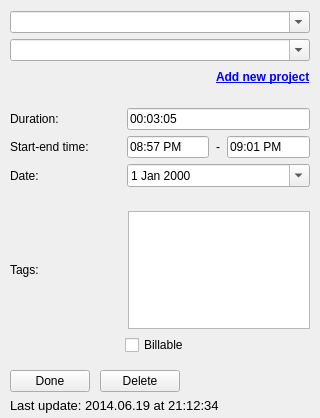
Qt form src/ui/linux/TogglDesktop/timeentryeditorwidget.ui (toggl-open-source/toggldesktop) before a commit.
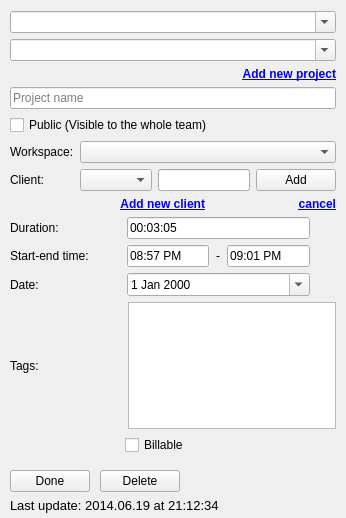
The same form after that commit.

Commit message: Allow to add clients, fixes #217 (linux)

```diff
--- a/src/ui/linux/TogglDesktop/timeentryeditorwidget.ui
+++ b/src/ui/linux/TogglDesktop/timeentryeditorwidget.ui
@@ -6,8 +6,8 @@
    <rect>
     <x>0</x>
     <y>0</y>
-    <width>320</width>
-    <height>418</height>
+    <width>346</width>
+    <height>518</height>
    </rect>
   </property>
   <property name="windowTitle">
@@ -73,19 +73,6 @@
       <property name="bottomMargin">
        <number>0</number>
       </property>
-      <item>
-       <spacer name="horizontalSpacer">
-        <property name="orientation">
-         <enum>Qt::Horizontal</enum>
-        </property>
-        <property name="sizeHint" stdset="0">
-         <size>
-          <width>218</width>
-          <height>20</height>
-         </size>
-        </property>
-       </spacer>
-      </item>
       <item>
        <widget class="QLabel" name="addNewProject">
         <property name="font">
@@ -101,6 +88,9 @@
         <property name="textFormat">
          <enum>Qt::RichText</enum>
         </property>
+        <property name="alignment">
+         <set>Qt::AlignRight|Qt::AlignTrailing|Qt::AlignVCenter</set>
+        </property>
         <property name="openExternalLinks">
          <bool>false</bool>
         </property>
@@ -113,71 +103,179 @@
     </widget>
    </item>
    <item>
-    <widget class="QWidget" name="newProject" native="true">
-     <property name="sizePolicy">
-      <sizepolicy hsizetype="Preferred" vsizetype="MinimumExpanding">
-       <horstretch>0</horstretch>
-       <verstretch>0</verstretch>
-      </sizepolicy>
-     </property>
-     <widget class="QLineEdit" name="newProjectName">
-      <property name="geometry">
-       <rect>
-        <x>10</x>
-        <y>10</y>
-        <width>261</width>
-        <height>27</height>
-       </rect>
+    <widget class="QFrame" name="newProject">
+     <layout class="QVBoxLayout" name="verticalLayout_2">
+      <property name="leftMargin">
+       <number>0</number>
       </property>
-      <property name="placeholderText">
-       <string>Project name</string>
+      <property name="topMargin">
+       <number>0</number>
       </property>
-     </widget>
-     <widget class="QCheckBox" name="publicProject">
-      <property name="geometry">
-       <rect>
-        <x>10</x>
-        <y>40</y>
-        <width>261</width>
-        <height>22</height>
-       </rect>
+      <property name="rightMargin">
+       <number>0</number>
       </property>
-      <property name="text">
-       <string>Public (Visible to the whole team)</string>
+      <property name="bottomMargin">
+       <number>0</number>
       </property>
-     </widget>
-     <widget class="QWidget" name="widget_2" native="true">
-      <property name="geometry">
-       <rect>
-        <x>10</x>
-        <y>70</y>
-        <width>188</width>
-        <height>78</height>
-       </rect>
-      </property>
-      <layout class="QGridLayout" name="gridLayout">
-       <item row="0" column="0">
-        <widget class="QLabel" name="label">
-         <property name="text">
-          <string>Workspace:</string>
+      <item>
+       <widget class="QLineEdit" name="newProjectName">
+        <property name="placeholderText">
+         <string>Project name</string>
+        </property>
+       </widget>
+      </item>
+      <item>
+       <widget class="QCheckBox" name="publicProject">
+        <property name="text">
+         <string>Public (Visible to the whole team)</string>
+        </property>
+       </widget>
+      </item>
+      <item>
+       <widget class="QWidget" name="newProjectDetailsWidget" native="true">
+        <layout class="QGridLayout" name="gridLayout">
+         <property name="leftMargin">
+          <number>0</number>
          </property>
-        </widget>
-       </item>
-       <item row="0" column="1">
-        <widget class="QComboBox" name="newProjectWorkspace"/>
-       </item>
-       <item row="1" column="0">
-        <widget class="QLabel" name="label_2">
-         <property name="text">
-          <string>Client:</string>
+         <property name="topMargin">
+          <number>0</number>
          </property>
-        </widget>
-       </item>
-       <item row="1" column="1">
-        <widget class="QComboBox" name="newProjectClient"/>
-       </item>
-      </layout>
-     </widget>
+         <property name="rightMargin">
+          <number>0</number>
+         </property>
+         <property name="bottomMargin">
+          <number>0</number>
+         </property>
+         <item row="0" column="1">
+          <widget class="QComboBox" name="newProjectWorkspace">
+           <property name="sizePolicy">
+            <sizepolicy hsizetype="Expanding" vsizetype="Fixed">
+             <horstretch>0</horstretch>
+             <verstretch>0</verstretch>
+            </sizepolicy>
+           </property>
+          </widget>
+         </item>
+         <item row="0" column="0">
+          <widget class="QLabel" name="label">
+           <property name="text">
+            <string>Workspace:</string>
+           </property>
+          </widget>
+         </item>
+         <item row="1" column="0">
+          <widget class="QLabel" name="newProjectClientLabel">
+           <property name="text">
+            <string>Client:</string>
+           </property>
+          </widget>
+         </item>
+         <item row="1" column="1">
+          <widget class="QFrame" name="horizontalFrame">
+           <property name="sizePolicy">
+            <sizepolicy hsizetype="Expanding" vsizetype="Preferred">
+             <horstretch>0</horstretch>
+             <verstretch>0</verstretch>
+            </sizepolicy>
+           </property>
+           <layout class="QHBoxLayout" name="clientDetails">
+            <property name="leftMargin">
+             <number>0</number>
+            </property>
+            <property name="topMargin">
+             <number>0</number>
+            </property>
+            <property name="rightMargin">
+             <number>0</number>
+            </property>
+            <property name="bottomMargin">
+             <number>0</number>
+            </property>
+            <item>
+             <widget class="QComboBox" name="newProjectClient">
+              <property name="sizePolicy">
+               <sizepolicy hsizetype="Expanding" vsizetype="Fixed">
+                <horstretch>0</horstretch>
+                <verstretch>0</verstretch>
+               </sizepolicy>
+              </property>
+             </widget>
+            </item>
+            <item>
+             <widget class="QLineEdit" name="newClientName"/>
+            </item>
+            <item>
+             <widget class="QPushButton" name="addClientButton">
+              <property name="text">
+               <string>Add</string>
+              </property>
+             </widget>
+            </item>
+           </layout>
+          </widget>
+         </item>
+         <item row="2" column="1">
+          <widget class="QFrame" name="newClientActions">
+           <layout class="QHBoxLayout" name="horizontalLayout_10">
+            <property name="leftMargin">
+             <number>0</number>
+            </property>
+            <property name="topMargin">
+             <number>0</number>
+            </property>
+            <property name="rightMargin">
+             <number>0</number>
+            </property>
+            <property name="bottomMargin">
+             <number>0</number>
+            </property>
+            <item>
+             <widget class="QLabel" name="addNewClientLabel">
+              <property name="font">
+               <font>
+                <pointsize>9</pointsize>
+                <weight>75</weight>
+                <bold>true</bold>
+               </font>
+              </property>
+              <property name="text">
+               <string>&lt;a href=&quot;#&quot;&gt;Add new client&lt;/a&gt;</string>
+              </property>
+              <property name="textFormat">
+               <enum>Qt::RichText</enum>
+              </property>
+              <property name="alignment">
+               <set>Qt::AlignRight|Qt::AlignTrailing|Qt::AlignVCenter</set>
+              </property>
+             </widget>
+            </item>
+            <item>
+             <widget class="QLabel" name="cancelNewClientLabel">
+              <property name="font">
+               <font>
+                <pointsize>9</pointsize>
+                <weight>75</weight>
+                <bold>true</bold>
+               </font>
+              </property>
+              <property name="text">
+               <string>&lt;a href=&quot;#&quot;&gt;cancel&lt;/a&gt;</string>
+              </property>
+              <property name="textFormat">
+               <enum>Qt::RichText</enum>
+              </property>
+              <property name="alignment">
+               <set>Qt::AlignRight|Qt::AlignTrailing|Qt::AlignVCenter</set>
+              </property>
+             </widget>
+            </item>
+           </layout>
+          </widget>
+         </item>
+        </layout>
+       </widget>
+      </item>
+     </layout>
     </widget>
    </item>
    <item>
@@ -207,9 +305,15 @@
       <property name="leftMargin">
        <number>0</number>
       </property>
+      <property name="topMargin">
+       <number>0</number>
+      </property>
       <property name="rightMargin">
        <number>0</number>
       </property>
+      <property name="bottomMargin">
+       <number>0</number>
+      </property>
       <item row="1" column="0">
        <widget class="QFrame" name="timeFrame">
         <property name="frameShape">
@@ -396,7 +500,7 @@
     </widget>
    </item>
    <item>
-    <widget class="QWidget" name="widget_4" native="true">
+    <widget class="QWidget" name="tagsWidget" native="true">
      <layout class="QHBoxLayout" name="horizontalLayout_2">
       <property name="spacing">
        <number>15</number>
@@ -404,6 +508,9 @@
       <property name="leftMargin">
        <number>0</number>
       </property>
+      <property name="topMargin">
+       <number>0</number>
+      </property>
       <property name="rightMargin">
        <number>0</number>
       </property>
```
The commit also changes 4 other files.
